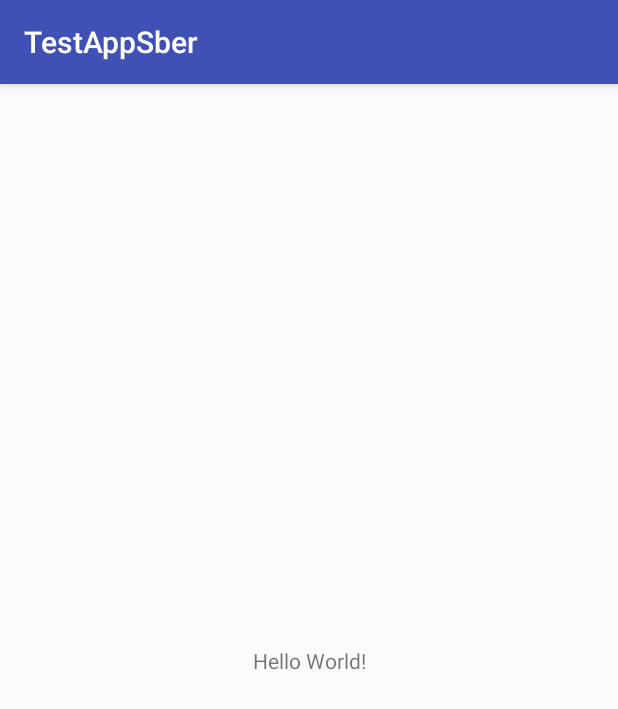
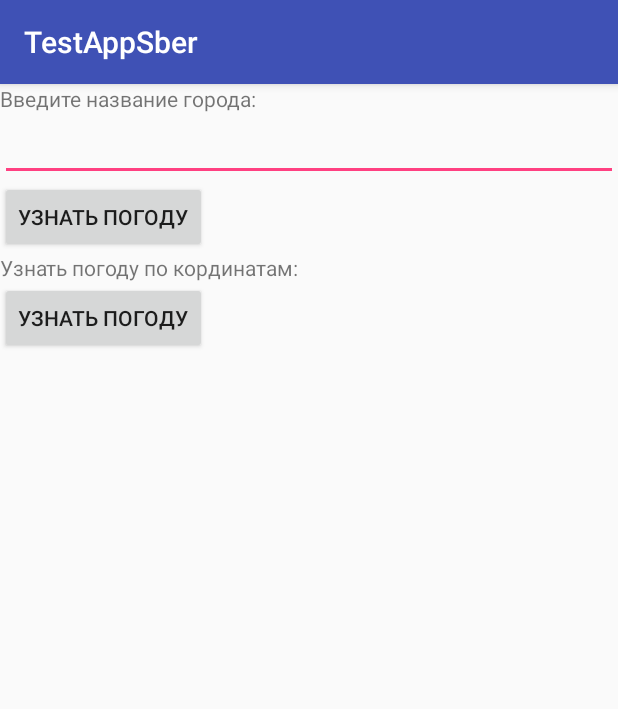
Before and after one commit to SnowAnt/TestAppSber, an Android app: the screen it shows after launch (MainActivity), on a phone screen of 412 x 824 dp. Shown: the top 709 px of the screen. Run offline under Robolectric (Android 15) with nearby library versions, the phone set to English and light mode, and no system bars.

```diff
--- a/app/src/main/AndroidManifest.xml
+++ b/app/src/main/AndroidManifest.xml
@@ -6,9 +6,11 @@
         android:minSdkVersion="16"
         android:targetSdkVersion="26" />
 
-    <uses-permission android:name="android.permission.ACCESS_COARSE_LOCATION" />
+
+
     <uses-permission android:name="android.permission.ACCESS_FINE_LOCATION" />
     <uses-permission android:name="android.permission.INTERNET" />
+
 
 
 
--- /dev/null
+++ b/app/src/main/java/pepelyaev/sberbank/com/testappsber/GPSTracker.java
@@ -0,0 +1,153 @@
+package pepelyaev.sberbank.com.testappsber;
+
+import android.Manifest;
+import android.app.Service;
+import android.content.Context;
+import android.content.Intent;
+import android.content.pm.PackageManager;
+
+import android.location.Location;
+import android.location.LocationListener;
+import android.location.LocationManager;
+import android.os.Bundle;
+import android.os.IBinder;
+import android.support.annotation.Nullable;
+import android.support.v4.app.ActivityCompat;
+import android.util.Log;
+/**
+ * Created by Anton on 04.02.2018.
+ */
+
+public class GPSTracker implements LocationListener {
+
+    private final Context mContext;
+    boolean isGPSEnabled = false;
+    boolean isNetworkEnabled = false;
+    boolean canGetLocation = false;
+
+
+    Location location;
+    double latitude;
+    double longitude;
+
+    private static final long MIN_DISTANCE_CHANGE_FOR_UPDATES = 90;
+    private static final long MIN_TIME_BW_UPDATES = 0;
+    protected LocationManager locationManager;
+
+    public GPSTracker(Context context) {
+        this.mContext = context;
+
+        getLocation();
+    }
+
+    public Location getLocation() {
+
+        try {
+            locationManager = (LocationManager) mContext
+                    .getSystemService(mContext.LOCATION_SERVICE);
+
+            isGPSEnabled = locationManager
+                    .isProviderEnabled(LocationManager.GPS_PROVIDER);
+
+            isNetworkEnabled = locationManager
+                    .isProviderEnabled(LocationManager.NETWORK_PROVIDER);
+
+            if (!isGPSEnabled && !isNetworkEnabled) {
+            } else {
+                this.canGetLocation = true;
+
+                if (ActivityCompat.checkSelfPermission(mContext, Manifest.permission.ACCESS_FINE_LOCATION) != PackageManager.PERMISSION_GRANTED && ActivityCompat.checkSelfPermission(mContext, Manifest.permission.ACCESS_COARSE_LOCATION) != PackageManager.PERMISSION_GRANTED) {
+                    // TODO: Consider calling
+
+                    Location test = new Location("");
+                    test.setLatitude(76.658);
+                    test.setLongitude(95.514);
+                    return test;
+                }
+
+                if (isNetworkEnabled) {
+                    locationManager.requestLocationUpdates(
+                            LocationManager.NETWORK_PROVIDER,
+                            MIN_TIME_BW_UPDATES,
+                            MIN_DISTANCE_CHANGE_FOR_UPDATES, this);
+                    Log.d("Network", "Network");
+                    if (locationManager != null) {
+                        location = locationManager
+                                .getLastKnownLocation(LocationManager.NETWORK_PROVIDER);
+                        if (location != null) {
+                            latitude = location.getLatitude();
+                            longitude = location.getLongitude();
+                        }
+                    }
+                }
+                if (isGPSEnabled) {
+
+                    if (location == null) {
+                        locationManager.requestLocationUpdates(
+                                LocationManager.GPS_PROVIDER,
+                                MIN_TIME_BW_UPDATES,
+                                MIN_DISTANCE_CHANGE_FOR_UPDATES, this);
+                        Log.d("GPS Enabled", "GPS Enabled");
+                        if (locationManager != null) {
+
+                            location = locationManager
+                                    .getLastKnownLocation(LocationManager.GPS_PROVIDER);
+
+                            if (location != null) {
+                                latitude = location.getLatitude();
+                                longitude = location.getLongitude();
+                            }
+                        }
+                    }
+                }
+            }
+
+        } catch (Exception e) {
+            e.printStackTrace();
+        }
+
+        return location;
+    }
+
+    public void stopUsingGPS() {
+        if (locationManager != null) {
+            locationManager.removeUpdates(GPSTracker.this);
+        }
+    }
+
+    public double getLatitude() {
+        if (location != null) {
+            latitude = location.getLatitude();
+        }
+        return latitude;
+    }
+
+    public double getLongitude() {
+        if (location != null) {
+            longitude = location.getLongitude();
+        }
+        return longitude;
+    }
+
+    public boolean canGetLocation() {
+        return this.canGetLocation;
+    }
+
+    @Override
+    public void onLocationChanged(Location location) {
+    }
+
+    @Override
+    public void onProviderDisabled(String provider) {
+    }
+
+    @Override
+    public void onProviderEnabled(String provider) {
+    }
+
+    @Override
+    public void onStatusChanged(String provider, int status, Bundle extras) {
+    }
+
+
+}
--- a/app/src/main/java/pepelyaev/sberbank/com/testappsber/MainActivity.java
+++ b/app/src/main/java/pepelyaev/sberbank/com/testappsber/MainActivity.java
@@ -1,31 +1,46 @@
 package pepelyaev.sberbank.com.testappsber;
 
-import android.Manifest;
-import android.annotation.SuppressLint;
-import android.content.Context;
-import android.content.pm.PackageManager;
-import android.location.Location;
-import android.location.LocationManager;
-import android.os.Build;
-import android.support.v4.app.ActivityCompat;
+
 import android.support.v7.app.AppCompatActivity;
 import android.os.Bundle;
-import android.util.Log;
+import android.view.View;
+import android.widget.Button;
+import android.widget.EditText;
+import android.widget.Toast;
 
-import java.security.Permission;
 
-import static pepelyaev.sberbank.com.testappsber.AsyncTaskWeather.update;
+public class MainActivity extends AppCompatActivity implements View.OnClickListener{
 
-public class MainActivity extends AppCompatActivity {
+    Button mGpsButton;
+    Button mCityButton;
+    EditText mGditText;
+    GPSTracker mGpsTracker;
 
 
     @Override
     protected void onCreate(Bundle savedInstanceState) {
         super.onCreate(savedInstanceState);
         setContentView(R.layout.activity_main);
+         mGpsTracker=new GPSTracker(this);
+        mGpsButton=findViewById(R.id.gps_button);
+        mCityButton=findViewById(R.id.city_button);
+        mGditText=findViewById(R.id.edit_text);
+        mGpsButton.setOnClickListener(this);
 
-        AsyncTaskWeather asyncTaskWeather = new AsyncTaskWeather();
-        asyncTaskWeather.execute();
     }
-    public void requestpermisions() { ActivityCompat.requestPermissions(this, new String[]{android.Manifest.permission.ACCESS_FINE_LOCATION}, 1);}
+
+
+    @Override
+    public void onClick(View view) {
+
+        switch (view.getId()){
+            case R.id.gps_button:
+                AsyncTaskWeather asyncTaskWeather=new AsyncTaskWeather(mGpsTracker.getLatitude(),mGpsTracker.getLongitude());
+                asyncTaskWeather.execute(R.id.gps_button);
+                break;
+
+
+        }
+
+    }
 }
--- a/app/src/main/res/layout/activity_main.xml
+++ b/app/src/main/res/layout/activity_main.xml
@@ -1,18 +1,39 @@
 <?xml version="1.0" encoding="utf-8"?>
-<android.support.constraint.ConstraintLayout xmlns:android="http://schemas.android.com/apk/res/android"
+<LinearLayout xmlns:android="http://schemas.android.com/apk/res/android"
     xmlns:app="http://schemas.android.com/apk/res-auto"
     xmlns:tools="http://schemas.android.com/tools"
     android:layout_width="match_parent"
     android:layout_height="match_parent"
+    android:orientation="vertical"
     tools:context="pepelyaev.sberbank.com.testappsber.MainActivity">
 
     <TextView
+        android:layout_width="match_parent"
+        android:text="@string/city"
+        android:layout_height="wrap_content" />
+
+    <EditText
+        android:layout_width="match_parent"
+        android:layout_height="wrap_content"
+        android:id="@+id/edit_text"/>
+
+    <Button
+        android:id="@+id/city_button"
         android:layout_width="wrap_content"
         android:layout_height="wrap_content"
-        android:text="Hello World!"
-        app:layout_constraintBottom_toBottomOf="parent"
-        app:layout_constraintLeft_toLeftOf="parent"
-        app:layout_constraintRight_toRightOf="parent"
-        app:layout_constraintTop_toTopOf="parent" />
+        android:text="Узнать погоду"
+        tools:layout_editor_absoluteX="16dp"
+        tools:layout_editor_absoluteY="221dp" />
+    <TextView
+        android:layout_width="match_parent"
+        android:text="@string/gps"
+        android:layout_height="wrap_content" />
 
-</android.support.constraint.ConstraintLayout>
+    <Button
+        android:id="@+id/gps_button"
+        android:layout_width="wrap_content"
+        android:layout_height="wrap_content"
+        android:text="Узнать погоду"
+        tools:layout_editor_absoluteX="16dp"
+        tools:layout_editor_absoluteY="70dp" />
+</LinearLayout>
--- a/app/src/main/res/values/strings.xml
+++ b/app/src/main/res/values/strings.xml
@@ -1,3 +1,5 @@
 <resources>
     <string name="app_name">TestAppSber</string>
+    <string name="city">Введите название города:</string>
+    <string name="gps">Узнать погоду по кординатам:</string>
 </resources>
```
Also changed, not shown: app/src/main/java/Data/JsonWeather.java (+18 -0 lines), app/src/main/java/Data/Rain.java (added, +18 -0 lines), app/src/main/java/Data/Sys.java (+18 -0 lines), app/src/main/java/pepelyaev/sberbank/com/testappsber/AsyncTaskWeather.java (+38 -14 lines), app/src/main/java/pepelyaev/sberbank/com/testappsber/WeatherLocationListener.java (deleted, +0 -35 lines).
